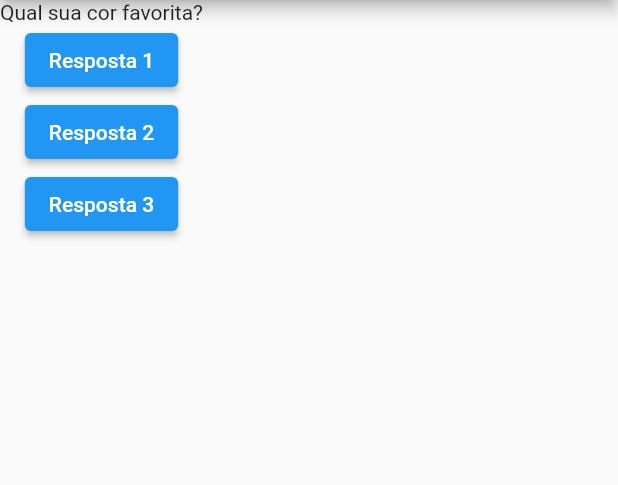
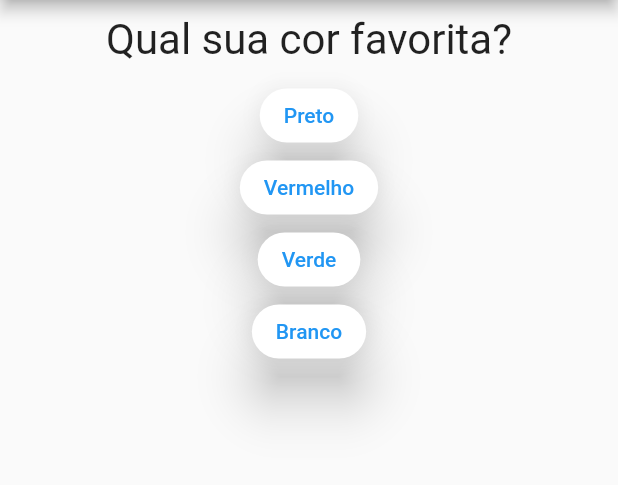
Before and after one commit to leonardoarnaud/quiz, a Flutter app: the screen it shows after launch, on a phone screen of 412 x 824 dp, the part 84-569 px from its top. Run offline on Flutter 3.47's test engine with Material 2 defaults, Android fonts, the phone set to English and light mode, and no system bars.

Commit message:
modularização dos componentes de Quiz e Resultado

```diff
--- /dev/null
+++ b/lib/answer.dart
@@ -0,0 +1,28 @@
+import 'package:flutter/material.dart';
+
+class Answer extends StatelessWidget {
+  const Answer({
+    Key? key,
+    required this.text,
+    this.onPressed
+  }) : super(key: key);
+
+  final String text;
+  final VoidCallback? onPressed;
+
+  @override
+  Widget build(BuildContext context) {
+    return ElevatedButton(
+      onPressed: onPressed,
+      child: Text(text),
+      style: ElevatedButton.styleFrom(
+        primary: Colors.white,
+        onPrimary: Colors.blue,
+        shape: RoundedRectangleBorder(
+          borderRadius: BorderRadius.circular(25),
+        ),
+        elevation: 15.0,
+      ),
+    );
+  }
+}
--- a/lib/main.dart
+++ b/lib/main.dart
@@ -1,4 +1,10 @@
+
 import 'package:flutter/material.dart';
+
+import 'answer.dart';
+import 'questions.dart';
+import 'quiz.dart';
+import 'result.dart';
 
 void main() => runApp(const QuizApp());
 
@@ -27,17 +33,30 @@ class HomeWidget extends StatefulWidget {
 
 class _HomeWidgetState extends State<HomeWidget> {
 
-  int number = 0;
+  int _position = 0;
 
-  final questions = [
-    'Qual sua cor favorita?',
-    'Qual animal você mais gosta?',
-    'Onde fica sua cidade?'
+  final List<Map<String, Object>> questions = [
+    {
+      'text': 'Qual sua cor favorita?',
+      'answers': ['Preto','Vermelho','Verde','Branco']
+    },
+    {
+      'text': 'Qual seu animal favorito?',
+      'answers': ['Coelho','Cobra', 'Elefante','Leão']
+    },
+    {
+      'text': 'Qual seu instrutor favorito?',
+      'answers': ['João','Leo', 'Maria','Pedro']
+    },
   ];
 
-  void respond({int q = 0}){
+  bool isQuizFinish(){
+    return _position >= questions.length;
+  }
+
+  void _sendAnswer(){
     setState(() {
-      number = q;
+      _position++;
     });
   }
 
@@ -47,23 +66,13 @@ class _HomeWidgetState extends State<HomeWidget> {
       appBar: AppBar(
           title: const Text('Olá mundo')
       ),
-      body: Column(
-        children: [
-          Text(questions[number]),
-          ElevatedButton(
-              onPressed: () => respond(q: 0) ,
-              child: const Text('Resposta 1')
+      body: isQuizFinish()
+        ? const Result()
+        : Quiz(
+            title: questions[_position]['text'].toString(),
+            questions: questions[_position]['answers'] as List<String>,
+            onSendAnswer: () => _sendAnswer(),
           ),
-          ElevatedButton(
-              onPressed: () => respond(q: 1) ,
-              child: const Text('Resposta 2')
-          ),
-          ElevatedButton(
-            onPressed: () => respond(q: 2) ,
-            child: const Text('Resposta 3'),
-          ),
-        ],
-      ),
     );
   }
 }
--- /dev/null
+++ b/lib/questions.dart
@@ -0,0 +1,22 @@
+import 'package:flutter/material.dart';
+
+class Question extends StatelessWidget {
+  const Question({Key? key, required this.text}) : super(key: key);
+
+  final String text;
+
+  @override
+  Widget build(BuildContext context) {
+    return Container(
+      width: double.infinity,
+      margin: const EdgeInsets.all(10),
+      child: Text(
+        text,
+        style: const TextStyle(
+          fontSize: 28,
+        ),
+        textAlign: TextAlign.center,
+      ),
+    );
+  }
+}
--- /dev/null
+++ b/lib/quiz.dart
@@ -0,0 +1,34 @@
+import 'package:flutter/material.dart';
+
+import 'answer.dart';
+import 'questions.dart';
+
+class Quiz extends StatelessWidget {
+  const Quiz({
+    Key? key,
+    required this.title,
+    required this.questions,
+    required this.onSendAnswer,
+  }) : super(key: key);
+
+  final String title;
+  final List<String> questions;
+  final VoidCallback onSendAnswer;
+
+  @override
+  Widget build(BuildContext context) {
+    return Column(
+      children: <Widget>[
+        Question(
+            text: title
+        ),
+        ...questions.map((answer) =>
+            Answer(
+              text: answer,
+              onPressed: () => onSendAnswer(),
+            )
+        ),
+      ],
+    );
+  }
+}
--- /dev/null
+++ b/lib/result.dart
@@ -0,0 +1,19 @@
+import 'package:flutter/material.dart';
+
+class Result extends StatelessWidget {
+  const Result({
+    Key? key,
+  }) : super(key: key);
+
+  @override
+  Widget build(BuildContext context) {
+    return const Center(
+      child: Text(
+        "Obrigado por responder",
+        style: TextStyle(
+          fontSize: 28,
+        ),
+      ),
+    );
+  }
+}
```
Also changed, not shown: 1 other file.
